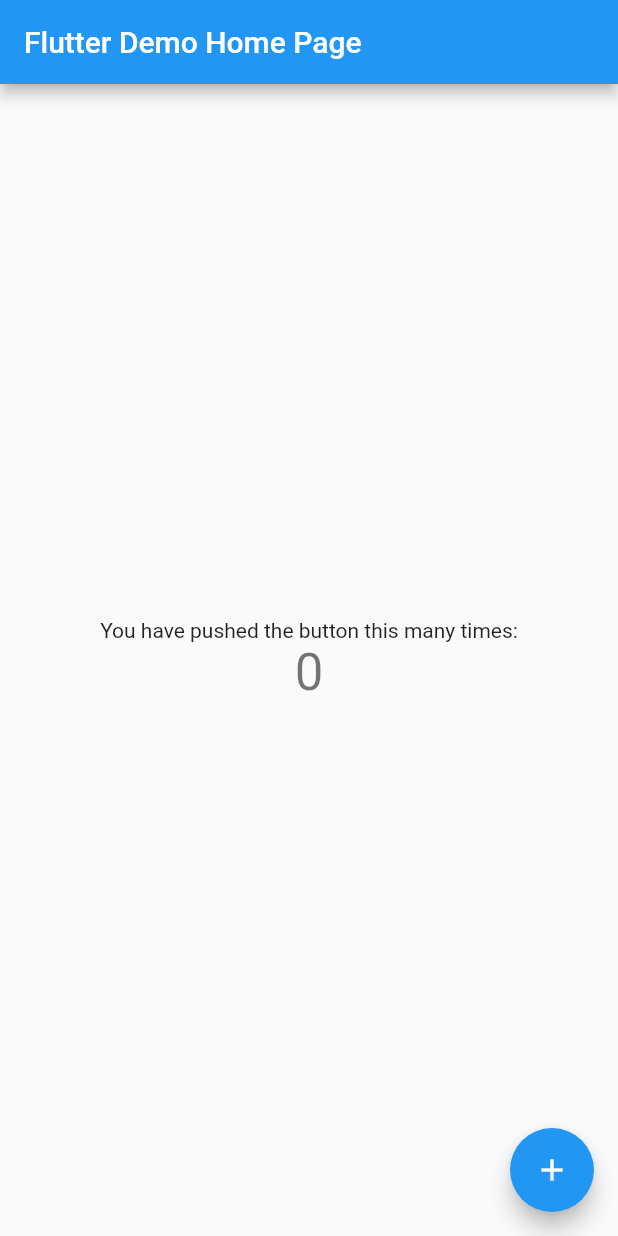
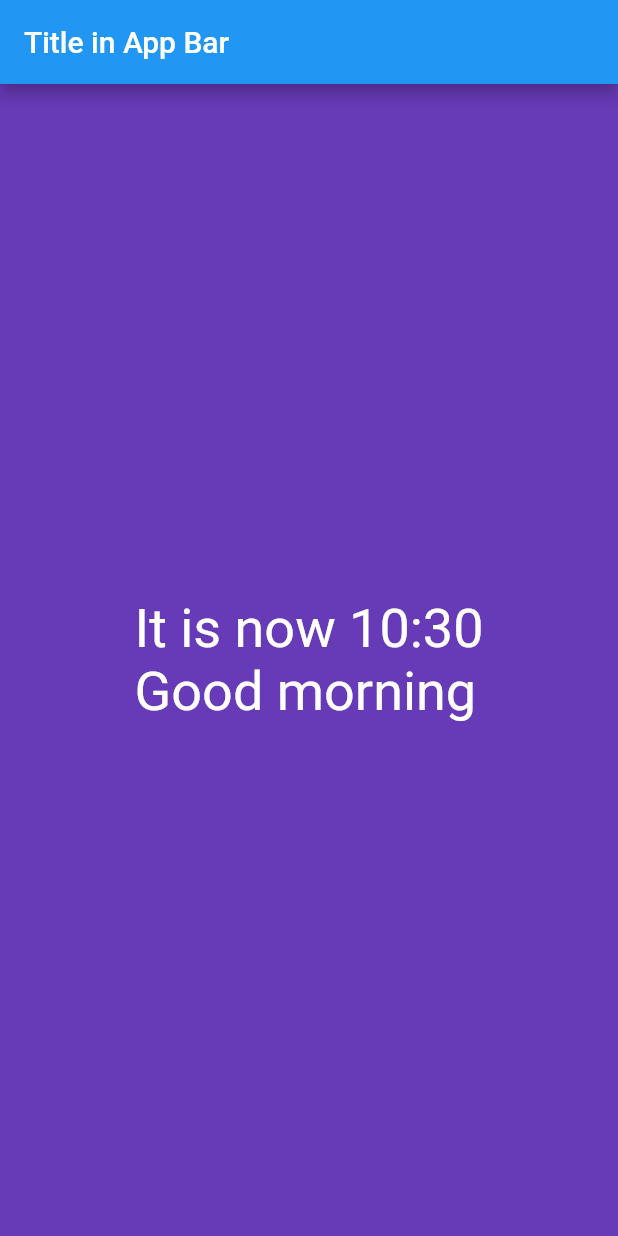
Before and after one commit to craigmillsuk/flutter_application, a Flutter app: the screen it shows after launch, on a phone screen of 412 x 824 dp. Run offline on Flutter 3.47's test engine with Material 2 defaults, Android fonts, the phone set to English and light mode, and no system bars.

Commit message:
Flutter app wip

```diff
--- a/lib/main.dart
+++ b/lib/main.dart
@@ -1,113 +1,21 @@
 import 'package:flutter/material.dart';
+import 'package:hello_world/screens/Home.dart';
+import 'screens/Home.dart';
 
-void main() {
-  runApp(MyApp());
-}
+void main() => runApp(new HelloFlutterApp());
 
-class MyApp extends StatelessWidget {
-  // This widget is the root of your application.
+class HelloFlutterApp extends StatelessWidget {
   @override
   Widget build(BuildContext context) {
     return MaterialApp(
-      title: 'Flutter Demo',
-      theme: ThemeData(
-        // This is the theme of your application.
-        //
-        // Try running your application with "flutter run". You'll see the
-        // application has a blue toolbar. Then, without quitting the app, try
-        // changing the primarySwatch below to Colors.green and then invoke
-        // "hot reload" (press "r" in the console where you ran "flutter run",
-        // or simply save your changes to "hot reload" in a Flutter IDE).
-        // Notice that the counter didn't reset back to zero; the application
-        // is not restarted.
-        primarySwatch: Colors.blue,
-      ),
-      home: MyHomePage(title: 'Flutter Demo Home Page'),
-    );
+      debugShowCheckedModeBanner: false,
+      title: "Hello Flutter App",
+      home: Scaffold(
+        appBar: AppBar(
+          title: Text("Title in App Bar"),
+        ),
+        body: Home()
+    ),
+  );
   }
 }
-
-class MyHomePage extends StatefulWidget {
-  MyHomePage({Key? key, required this.title}) : super(key: key);
-
-  // This widget is the home page of your application. It is stateful, meaning
-  // that it has a State object (defined below) that contains fields that affect
-  // how it looks.
-
-  // This class is the configuration for the state. It holds the values (in this
-  // case the title) provided by the parent (in this case the App widget) and
-  // used by the build method of the State. Fields in a Widget subclass are
-  // always marked "final".
-
-  final String title;
-
-  @override
-  _MyHomePageState createState() => _MyHomePageState();
-}
-
-class _MyHomePageState extends State<MyHomePage> {
-  int _counter = 0;
-
-  void _incrementCounter() {
-    setState(() {
-      // This call to setState tells the Flutter framework that something has
-      // changed in this State, which causes it to rerun the build method below
-      // so that the display can reflect the updated values. If we changed
-      // _counter without calling setState(), then the build method would not be
-      // called again, and so nothing would appear to happen.
-      _counter++;
-    });
-  }
-
-  @override
-  Widget build(BuildContext context) {
-    // This method is rerun every time setState is called, for instance as done
-    // by the _incrementCounter method above.
-    //
-    // The Flutter framework has been optimized to make rerunning build methods
-    // fast, so that you can just rebuild anything that needs updating rather
-    // than having to individually change instances of widgets.
-    return Scaffold(
-      appBar: AppBar(
-        // Here we take the value from the MyHomePage object that was created by
-        // the App.build method, and use it to set our appbar title.
-        title: Text(widget.title),
-      ),
-      body: Center(
-        // Center is a layout widget. It takes a single child and positions it
-        // in the middle of the parent.
-        child: Column(
-          // Column is also a layout widget. It takes a list of children and
-          // arranges them vertically. By default, it sizes itself to fit its
-          // children horizontally, and tries to be as tall as its parent.
-          //
-          // Invoke "debug painting" (press "p" in the console, choose the
-          // "Toggle Debug Paint" action from the Flutter Inspector in Android
-          // Studio, or the "Toggle Debug Paint" command in Visual Studio Code)
-          // to see the wireframe for each widget.
-          //
-          // Column has various properties to control how it sizes itself and
-          // how it positions its children. Here we use mainAxisAlignment to
-          // center the children vertically; the main axis here is the vertical
-          // axis because Columns are vertical (the cross axis would be
-          // horizontal).
-          mainAxisAlignment: MainAxisAlignment.center,
-          children: <Widget>[
-            Text(
-              'You have pushed the button this many times:',
-            ),
-            Text(
-              '$_counter',
-              style: Theme.of(context).textTheme.headline4,
-            ),
-          ],
-        ),
-      ),
-      floatingActionButton: FloatingActionButton(
-        onPressed: _incrementCounter,
-        tooltip: 'Increment',
-        child: Icon(Icons.add),
-      ), // This trailing comma makes auto-formatting nicer for build methods.
-    );
-  }
-}
--- /dev/null
+++ b/lib/screens/Home.dart
@@ -0,0 +1,36 @@
+import 'package:flutter/material.dart';
+
+class Home extends StatelessWidget
+{
+  @override
+  Widget build(BuildContext context) {
+      return Material(
+          color: Colors.deepPurple,
+          child: Center(child: Text(
+            sayHello(),
+            textDirection: TextDirection.ltr,
+            style: TextStyle(color: Colors.white, fontSize: 36.0),
+          ),
+      ),
+    );
+  }
+
+  String sayHello() {
+    String hello;
+    DateTime now = new DateTime.now();
+    int hour = now.hour;
+    int minute = now.minute;
+    if(hour < 12) {
+      hello = "Good morning";
+    }
+    else if (hour < 18) {
+      hello = "Good afternoon";
+    }
+    else {
+      hello = "Good evening";
+    }
+
+    String minutes = (minute < 10) ? "0" + minute.toString() : minute.toString();
+    return "It is now " + hour.toString() + ":" + minutes + "\n" + hello;
+  }
+}
```
Also changed, not shown: 1 other file.
